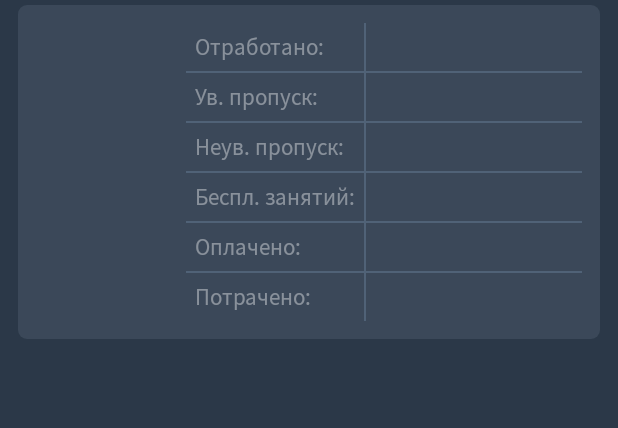
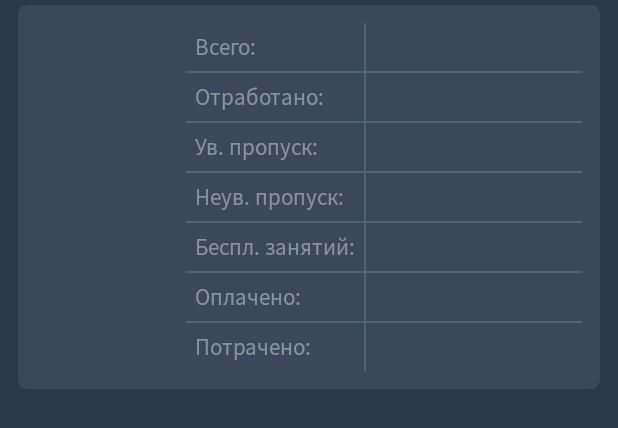
Before and after one commit to SergeyBudnik/Hogwarts-Teachers-App, an Android app: the layout view_monitoring_student_payment_item.xml on its own in the app's theme, with its tools: preview values and no code run, on a phone screen of 412 x 824 dp. Shown: the top 428 px of the screen. Run offline under Robolectric (Android 15) with nearby library versions, the phone set to English and light mode, and no system bars.

```diff
--- a/app/src/main/java/com/bdev/hengschoolteacher/data/school/group/Lesson.kt
+++ b/app/src/main/java/com/bdev/hengschoolteacher/data/school/group/Lesson.kt
@@ -14,7 +14,7 @@ class Lesson @JsonCreator constructor(
         @JsonProperty("startTime") val startTime: Time,
         @JsonProperty("finishTime") val finishTime: Time,
         @JsonProperty("creationTime") val creationTime: Long,
-        @JsonProperty("deactivationTime") val deactivationTime: Long?
+        @JsonProperty("deactivationTime") val deactivationTime: Long
 ) {
     fun durationIn30m(): Int {
         return finishTime.order - startTime.order
--- a/app/src/main/java/com/bdev/hengschoolteacher/services/alerts/monitoring/AlertsMonitoringStudentsService.kt
+++ b/app/src/main/java/com/bdev/hengschoolteacher/services/alerts/monitoring/AlertsMonitoringStudentsService.kt
@@ -3,6 +3,7 @@ package com.bdev.hengschoolteacher.services.alerts.monitoring
 import com.bdev.hengschoolteacher.services.students_debts.StudentDebtsService
 import com.bdev.hengschoolteacher.services.students.StudentsStorageService
 import com.bdev.hengschoolteacher.services.students.StudentsStorageServiceImpl
+import com.bdev.hengschoolteacher.services.students_debts.StudentDebtsServiceImpl
 import org.androidannotations.annotations.Bean
 import org.androidannotations.annotations.EBean
 
@@ -10,13 +11,13 @@ import org.androidannotations.annotations.EBean
 open class AlertsMonitoringStudentsService {
     @Bean(StudentsStorageServiceImpl::class)
     lateinit var studentsStorageService: StudentsStorageService
-    @Bean
+    @Bean(StudentDebtsServiceImpl::class)
     lateinit var studentDebtsService: StudentDebtsService
 
     fun haveAlerts(): Boolean {
         return studentsStorageService
                 .getAll()
-                .map { studentDebtsService.getStudentDept(it.login) > 0 }
+                .map { studentDebtsService.getExpectedDebt(it.login) > 0 }
                 .fold(false) { amount, value -> amount or value }
     }
 }
--- a/app/src/main/java/com/bdev/hengschoolteacher/services/alerts/monitoring/AlertsMonitoringTeachersService.kt
+++ b/app/src/main/java/com/bdev/hengschoolteacher/services/alerts/monitoring/AlertsMonitoringTeachersService.kt
@@ -5,6 +5,7 @@ import com.bdev.hengschoolteacher.services.students_debts.StudentDebtsService
 import com.bdev.hengschoolteacher.services.lessons.LessonsService
 import com.bdev.hengschoolteacher.services.students.StudentsStorageService
 import com.bdev.hengschoolteacher.services.students.StudentsStorageServiceImpl
+import com.bdev.hengschoolteacher.services.students_debts.StudentDebtsServiceImpl
 import com.bdev.hengschoolteacher.services.students_payments.StudentsPaymentsProviderService
 import com.bdev.hengschoolteacher.services.students_payments.StudentsPaymentsProviderServiceImpl
 import org.androidannotations.annotations.Bean
@@ -22,7 +23,7 @@ open class AlertsMonitoringTeachersService {
     lateinit var lessonStateService: LessonStateService
     @Bean(StudentsStorageServiceImpl::class)
     lateinit var studentsStorageService: StudentsStorageService
-    @Bean
+    @Bean(StudentDebtsServiceImpl::class)
     lateinit var studentsDebtsService: StudentDebtsService
 
     fun haveAlerts(teacherLogin: String): Boolean {
@@ -55,6 +56,6 @@ open class AlertsMonitoringTeachersService {
         return studentsStorageService
                 .getAll()
                 .filter { it.managerLogin == teacherLogin }
-                .any { student -> studentsDebtsService.getStudentDept(student.login) > 0 }
+                .any { student -> studentsDebtsService.getExpectedDebt(student.login) > 0 }
     }
 }
--- a/app/src/main/java/com/bdev/hengschoolteacher/services/alerts/profile/AlertsProfileService.kt
+++ b/app/src/main/java/com/bdev/hengschoolteacher/services/alerts/profile/AlertsProfileService.kt
@@ -5,6 +5,7 @@ import com.bdev.hengschoolteacher.services.students.StudentsStorageService
 import com.bdev.hengschoolteacher.services.alerts.monitoring.AlertsMonitoringTeachersService
 import com.bdev.hengschoolteacher.services.profile.ProfileService
 import com.bdev.hengschoolteacher.services.students.StudentsStorageServiceImpl
+import com.bdev.hengschoolteacher.services.students_debts.StudentDebtsServiceImpl
 import org.androidannotations.annotations.Bean
 import org.androidannotations.annotations.EBean
 
@@ -15,7 +16,7 @@ open class AlertsProfileService {
 
     @Bean(StudentsStorageServiceImpl::class)
     lateinit var studentsStorageService: StudentsStorageService
-    @Bean
+    @Bean(StudentDebtsServiceImpl::class)
     lateinit var studentsDebtsService: StudentDebtsService
     @Bean
     lateinit var profileService: ProfileService
@@ -44,7 +45,7 @@ open class AlertsProfileService {
             studentsStorageService
                     .getAll()
                     .filter { it.managerLogin == me.login }
-                    .any { student -> studentsDebtsService.getStudentDept(student.login) > 0 }
+                    .any { student -> studentsDebtsService.getExpectedDebt(student.login) > 0 }
         } ?: false
     }
 }
--- a/app/src/main/java/com/bdev/hengschoolteacher/ui/activities/monitoring/MonitoringStudentsActivity.kt
+++ b/app/src/main/java/com/bdev/hengschoolteacher/ui/activities/monitoring/MonitoringStudentsActivity.kt
@@ -2,7 +2,6 @@ package com.bdev.hengschoolteacher.ui.activities.monitoring
 
 import android.annotation.SuppressLint
 import com.bdev.hengschoolteacher.R
-import com.bdev.hengschoolteacher.services.students_debts.StudentDebtsService
 import com.bdev.hengschoolteacher.services.students.StudentsStorageService
 import com.bdev.hengschoolteacher.services.students.StudentsStorageServiceImpl
 import com.bdev.hengschoolteacher.services.students_attendances.StudentsAttendancesProviderService
@@ -32,8 +31,6 @@ open class MonitoringStudentsActivity : BaseActivity() {
     lateinit var studentsStorageService: StudentsStorageService
     @Bean
     lateinit var studentsAttendancesProviderService: StudentsAttendancesProviderService
-    @Bean
-    lateinit var studentDebtsService: StudentDebtsService
 
     private var filterEnabled = true
 
--- a/app/src/main/res/layout/view_monitoring_student_payment_item.xml
+++ b/app/src/main/res/layout/view_monitoring_student_payment_item.xml
@@ -26,6 +26,19 @@
         android:orientation="vertical"
         android:layout_width="wrap_content"
         android:layout_height="wrap_content">
+
+        <com.bdev.hengschoolteacher.ui.views.common.CommonFontableTextView
+            android:layout_width="wrap_content"
+            android:layout_height="wrap_content"
+            android:padding="@dimen/app_size_0_5"
+            android:text="Всего:"
+            android:textSize="@dimen/font_normal"
+            android:textColor="@color/fill_text_basic_subtle"/>
+
+        <View
+            android:layout_width="match_parent"
+            android:layout_height="1dp"
+            android:background="@color/stroke_basic_base"/>
 
         <com.bdev.hengschoolteacher.ui.views.common.CommonFontableTextView
             android:layout_width="wrap_content"
@@ -113,6 +126,19 @@
         android:layout_height="wrap_content">
 
         <com.bdev.hengschoolteacher.ui.views.common.CommonFontableTextView
+            android:id="@+id/monitoringStudentPaymentItemTotalLessonsAmountView"
+            android:layout_width="wrap_content"
+            android:layout_height="wrap_content"
+            android:padding="@dimen/app_size_0_5"
+            android:textSize="@dimen/font_normal"
+            android:textColor="@color/fill_text_basic"/>
+
+        <View
+            android:layout_width="match_parent"
+            android:layout_height="1dp"
+            android:background="@color/stroke_basic_base"/>
+
+        <com.bdev.hengschoolteacher.ui.views.common.CommonFontableTextView
             android:id="@+id/monitoringStudentPaymentItemVisitedLessonsAmountView"
             android:layout_width="wrap_content"
             android:layout_height="wrap_content"
```
Also changed, not shown: app/src/main/java/com/bdev/hengschoolteacher/services/lessons/LessonsService.kt (+16 -3 lines), app/src/main/java/com/bdev/hengschoolteacher/services/students_debts/StudentDebtsService.kt (+18 -16 lines), app/src/main/java/com/bdev/hengschoolteacher/ui/activities/lesson/info/views/LessonInfoStudentItemView.kt (+5 -4 lines), app/src/main/java/com/bdev/hengschoolteacher/ui/activities/monitoring/student/MonitoringStudentActivity.kt (+13 -7 lines), app/src/main/java/com/bdev/hengschoolteacher/ui/views/app/students/StudentsWithDebtsListView.kt (+7 -4 lines), app/src/main/java/com/bdev/hengschoolteacher/utils/StorageUtils.kt (+1 -8 lines), app/src/main/res/layout/view_students_with_debts_item.xml (+7 -10 lines).
